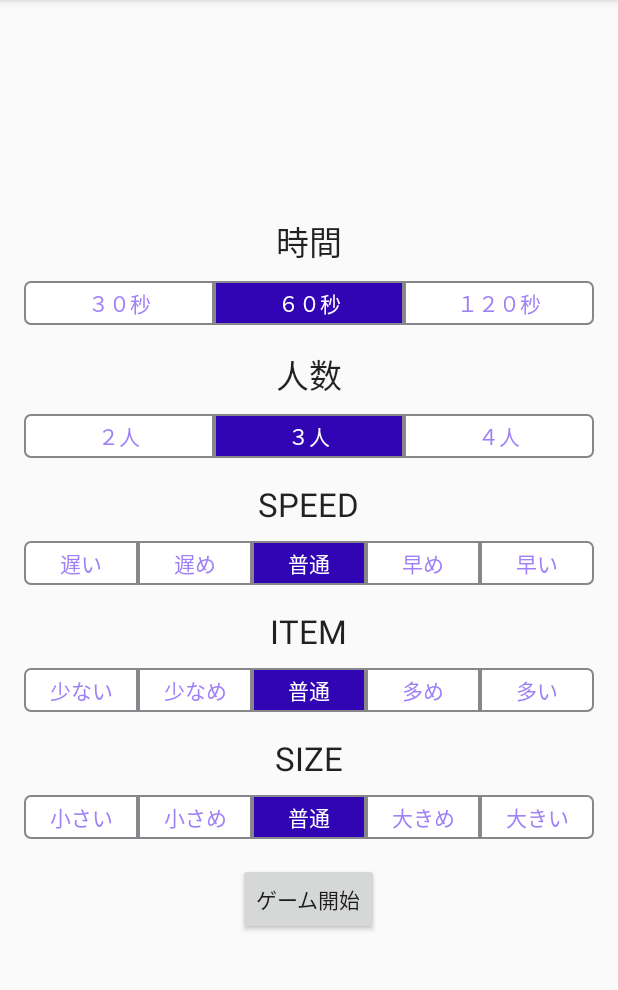
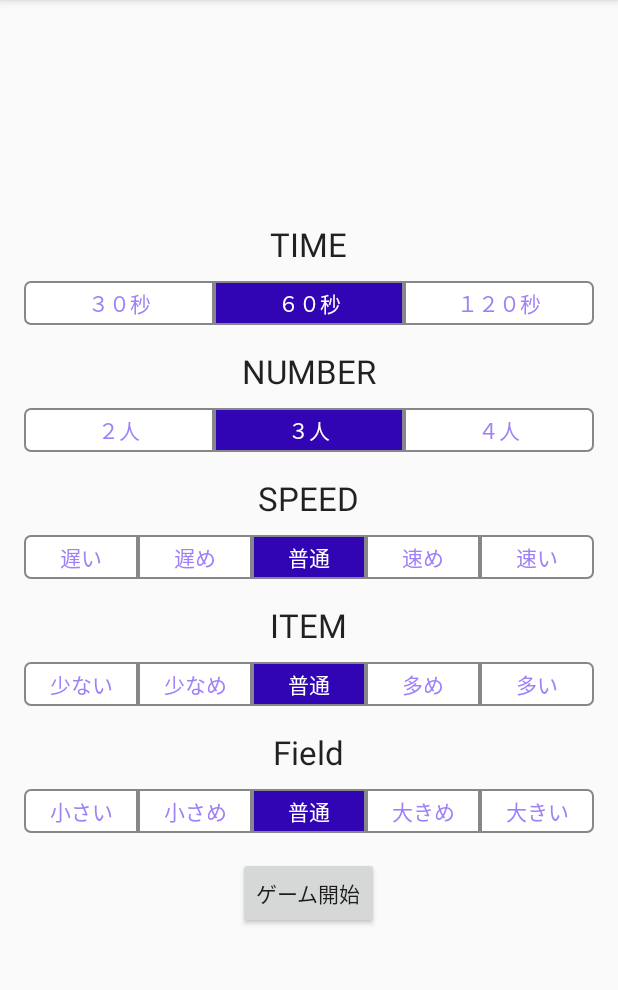
Before and after one commit to KIRIN3git/HoneycombBattle, an Android app: the screen it shows after launch (MainActivity), on a phone screen of 412 x 824 dp, the part 84-1074 px from its top. Run offline under Robolectric (Android 15) with nearby library versions, the phone set to English and light mode, and no system bars.

Commit message:
プリファランス ２人プレイ

```diff
--- a/app/src/main/java/kirin3/jp/honeycombbattle/main/MainActivity.java
+++ b/app/src/main/java/kirin3/jp/honeycombbattle/main/MainActivity.java
@@ -1,25 +1,24 @@
 package kirin3.jp.honeycombbattle.main;
 
+import android.content.Context;
 import android.content.Intent;
-import android.graphics.Point;
-import android.os.Build;
 import android.support.v7.app.AppCompatActivity;
 import android.os.Bundle;
 import android.util.Log;
-import android.view.Display;
 import android.view.View;
 import android.widget.Button;
 import android.widget.RadioButton;
 import android.widget.RadioGroup;
 
-import java.lang.reflect.Method;
-
 import kirin3.jp.honeycombbattle.R;
 import kirin3.jp.honeycombbattle.game.GameActivity;
 import kirin3.jp.honeycombbattle.game.GameSurfaceView;
+import kirin3.jp.honeycombbattle.util.SettingsUtils;
 import kirin3.jp.honeycombbattle.util.ViewUtils;
 
 public class MainActivity extends AppCompatActivity {
+
+    Context mContext;
 
     static RadioGroup sRadioGroupBattleTime;
     static RadioGroup sRadioGroupPlayerNumber;
@@ -38,6 +37,16 @@ public class MainActivity extends AppCompatActivity {
     protected void onCreate(Bundle savedInstanceState) {
         super.onCreate(savedInstanceState);
         setContentView(R.layout.activity_main);
+
+        mContext = getApplicationContext();
+
+        int no,id = 0;
+        id = SettingsUtils.getSettingRadioIdTime(mContext);
+        if( id != 0 ){
+            sRadioIButtonBattleTime = (RadioButton) findViewById(id);
+            sRadioIButtonBattleTime.setChecked(true);
+        }
+
 
         sRadioGroupBattleTime = (RadioGroup) findViewById(R.id.RadioGroupBattleTime);
         sRadioGroupPlayerNumber = (RadioGroup) findViewById(R.id.RadioGroupPlayerNumber);
@@ -67,6 +76,8 @@ public class MainActivity extends AppCompatActivity {
                 sRadioIButtonItemQuantity = (RadioButton) findViewById(sRadioGroupItemQuantity.getCheckedRadioButtonId());
                 sRadioButtonFieldSize = (RadioButton) findViewById(sRadioGroupFieldSize.getCheckedRadioButtonId());
 
+                SettingsUtils.setSettingRadioIdTime(mContext, sRadioGroupBattleTime.getCheckedRadioButtonId());
+
 
                 // インテントのインスタンス生成
                 Intent intent = new Intent(MainActivity.this, GameActivity.class);
--- a/app/src/main/java/kirin3/jp/honeycombbattle/mng/PlayerMng.java
+++ b/app/src/main/java/kirin3/jp/honeycombbattle/mng/PlayerMng.java
@@ -39,7 +39,8 @@ public class PlayerMng {
 
 
     // プレイヤースタート位置
-	static float sPlayerDpXY[][] = {{-92,116},{-92,-116},{92,116},{92,-116}};
+	static float sPlayerDpXY2[][] = {{0,126},{0,-126}};
+	static float sPlayerDpXY34[][] = {{-92,116},{-92,-116},{92,116},{92,-116}};
 //	static float sPlayerDpXY[][] = {{-72,106},{-82,-116},{65,150},{92,-116}};
 
 	// プレイヤー残機位置
@@ -111,7 +112,8 @@ public class PlayerMng {
 		PlayerStatus player;
 		players.clear();
 		for(int i = 0; i < sPlayerNumber; i++ ){
-			player = new PlayerStatus( i+1, (int)(dpToPx(sPlayerDpXY[i][0],context.getResources()) * sSizeMagnification),(int)(dpToPx(sPlayerDpXY[i][1],context.getResources()) * sSizeMagnification), PLAYER_COLOR[i],LIFE_NUMBER );
+			if( sPlayerNumber <= 2 ) player = new PlayerStatus( i+1, (int)(dpToPx(sPlayerDpXY2[i][0],context.getResources()) * sSizeMagnification),(int)(dpToPx(sPlayerDpXY2[i][1],context.getResources()) * sSizeMagnification), PLAYER_COLOR[i],LIFE_NUMBER );
+			else player = new PlayerStatus( i+1, (int)(dpToPx(sPlayerDpXY34[i][0],context.getResources()) * sSizeMagnification),(int)(dpToPx(sPlayerDpXY34[i][1],context.getResources()) * sSizeMagnification), PLAYER_COLOR[i],LIFE_NUMBER );
 			players.add(player);
 		}
 	}
--- /dev/null
+++ b/app/src/main/java/kirin3/jp/honeycombbattle/util/SettingsUtils.java
@@ -0,0 +1,23 @@
+package kirin3.jp.honeycombbattle.util;
+
+import android.content.Context;
+import android.content.SharedPreferences;
+import android.preference.PreferenceManager;
+import android.util.Log;
+
+public class SettingsUtils {
+
+    public static final String PREF_SETTING_TIME = "pref_setting_time";
+
+    // TIMEのラジオボタンのIDを保存
+    public static void setSettingRadioIdTime(final Context context, final Integer time_id) {
+        SharedPreferences sp = PreferenceManager.getDefaultSharedPreferences(context);
+        sp.edit().putInt(PREF_SETTING_TIME, time_id).apply();
+    }
+
+    // TIMEのラジオボタンのIDを取得
+    public static Integer getSettingRadioIdTime(final Context context) {
+        SharedPreferences sp = PreferenceManager.getDefaultSharedPreferences(context);
+        return sp.getInt(PREF_SETTING_TIME, 0);
+    }
+}
--- a/app/src/main/res/layout/activity_main.xml
+++ b/app/src/main/res/layout/activity_main.xml
@@ -21,7 +21,7 @@
             android:layout_height="wrap_content"
             android:layout_width="wrap_content"
             android:textAppearance="?android:attr/textAppearanceLarge"
-            android:text="時間"
+            android:text="TIME"
             android:layout_above="@+id/linearLayout1"
             android:layout_marginBottom="10dp">
         </TextView>
@@ -75,7 +75,7 @@
             android:layout_height="wrap_content"
             android:layout_width="wrap_content"
             android:textAppearance="?android:attr/textAppearanceLarge"
-            android:text="人数"
+            android:text="NUMBER"
             android:layout_above="@+id/linearLayout1"
             android:layout_marginBottom="10dp">
         </TextView>
@@ -278,11 +278,11 @@
         </RadioGroup>
 
         <TextView
-            android:id="@+id/size"
+            android:id="@+id/field"
             android:layout_height="wrap_content"
             android:layout_width="wrap_content"
             android:textAppearance="?android:attr/textAppearanceLarge"
-            android:text="SIZE"
+            android:text="Field"
             android:layout_above="@+id/linearLayout1"
             android:layout_marginBottom="10dp">
         </TextView>
--- a/app/src/main/res/values/strings.xml
+++ b/app/src/main/res/values/strings.xml
@@ -15,8 +15,8 @@
     <string name="speed_1">遅い</string>
     <string name="speed_2">遅め</string>
     <string name="speed_3">普通</string>
-    <string name="speed_4">早め</string>
-    <string name="speed_5">早い</string>
+    <string name="speed_4">速め</string>
+    <string name="speed_5">速い</string>
     <string name="size_1">小さい</string>
     <string name="size_2">小さめ</string>
     <string name="size_3">普通</string>
```
